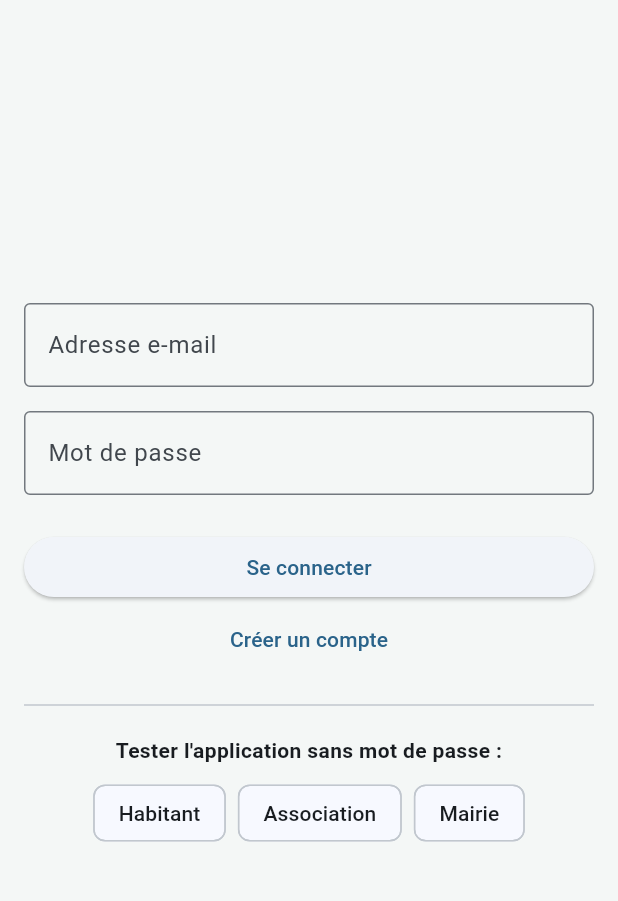
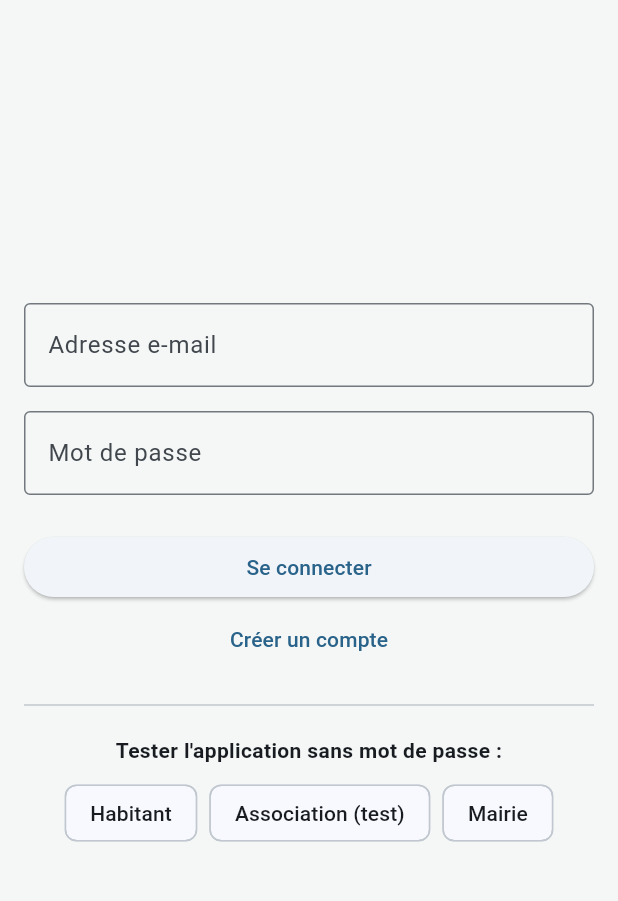
Before and after one commit to Ipios02D/D-veloppement-mobile, a Flutter app: the screen it shows after launch, after a tap on "Se connecter", on a phone screen of 412 x 824 dp, the part 84-985 px from its top. Run offline on Flutter 3.47's test engine with Material 3 defaults, Android fonts, the light colour scheme and no system bars; our stand-ins replace cloud_firestore, firebase_auth, firebase_core, flutter_map, latlong2; accounts and stored records are empty; generated files the repository leaves out were written again; network calls fail.

Commit message:
nouvelle adress mail et probl compte asso regler

```diff
--- a/citymove/lib/main.dart
+++ b/citymove/lib/main.dart
@@ -133,17 +133,17 @@ class _NavBarreState extends State<NavBarre> {
         ],
       ),
 
-      body: <Widget>[
-        LoginPage(onNavigate: changePage), // 0
-        _role == Role.mairie ? HomeMairiePage(onNavigate: changePage) : HomeCitoyenPage(role: _role, onNavigate: changePage), // 1
-        const MapScreen(), // 2
-        LoginPage(onNavigate: changePage), // 3 (Sert pour la déconnexion)
-        NewsPage(role: _role), // 4
-        VotesPage(role: _role), // 5
-        RegisterChoicePage(onNavigate: changePage), // 6
-        RegisterHabitantPage(onNavigate: changePage), // 7
-        RegisterAssoPage(onNavigate: changePage), // 8
-        const AdminConsolePage() // 9
+      body: [
+        LoginPage(onNavigate: changePage),
+        _role == Role.mairie ? HomeMairiePage(onNavigate: changePage) : HomeCitoyenPage(role: _role, onNavigate: changePage),
+        const MapScreen(),
+        LoginPage(onNavigate: changePage),
+        NewsPage(key: ValueKey('news_$_role'), role: _role),   // ← ValueKey force la reconstruction
+        VotesPage(key: ValueKey('votes_$_role'), role: _role), // ← ValueKey force la reconstruction
+        RegisterChoicePage(onNavigate: changePage),
+        RegisterHabitantPage(onNavigate: changePage),
+        RegisterAssoPage(onNavigate: changePage),
+        const AdminConsolePage(),
       ][_currentPageIndex],
     );
   }
--- a/citymove/lib/screens/admin_page.dart
+++ b/citymove/lib/screens/admin_page.dart
@@ -33,6 +33,9 @@ class _AdminConsolePageState extends State<AdminConsolePage>
         title: const Text('Console Administrateur'),
         bottom: TabBar(
           controller: _tabController,
+          labelColor: Colors.white,
+          unselectedLabelColor: Colors.white70,
+          indicatorColor: Colors.white,
           tabs: const [
             Tab(icon: Icon(Icons.bar_chart), text: 'Stats'),
             Tab(icon: Icon(Icons.people), text: 'Utilisateurs'),
@@ -198,7 +201,7 @@ class _UsersTabState extends State<_UsersTab> {
   final List<String> _filters = ['Tous', 'Citoyen', 'Association', 'Mairie'];
 
   Stream<QuerySnapshot> get _stream {
-    Query q = widget.db.collection('utilisateurs').orderBy('date_creation', descending: true);
+    Query q = widget.db.collection('utilisateurs');
     if (_filter != 'Tous') {
       q = q.where('statut', isEqualTo: _filter);
     }
--- a/citymove/lib/screens/auth_pages.dart
+++ b/citymove/lib/screens/auth_pages.dart
@@ -34,11 +34,27 @@ class _LoginPageState extends State<LoginPage> {
 
       if (doc.exists && mounted) {
         String statut = doc['statut'];
+
+        // Bloquer les associations non encore validées par l'admin
+        if (statut == 'Association') {
+          bool validee = doc.data().toString().contains('validee')
+              ? (doc['validee'] ?? false)
+              : false;
+          if (!validee) {
+            await FirebaseAuth.instance.signOut();
+            ScaffoldMessenger.of(context).showSnackBar(const SnackBar(
+              content: Text('Votre compte association est en attente de validation par la mairie.'),
+              duration: Duration(seconds: 4),
+            ));
+            return;
+          }
+        }
+
         if (statut == 'Mairie') {
-          widget.onNavigate(1,Role.mairie);
+          widget.onNavigate(1, Role.mairie);
         } else {
           Role userRole = statut == 'Association' ? Role.association : Role.habitant;
-          widget.onNavigate(1,userRole);
+          widget.onNavigate(1, userRole);
         }
       }
     } on FirebaseAuthException catch (e) {
@@ -79,9 +95,11 @@ class _LoginPageState extends State<LoginPage> {
               alignment: WrapAlignment.center,
               spacing: 8,
               children: [
-                ActionChip(label: const Text('Habitant'), onPressed: () => widget.onNavigate(1,Role.habitant)),
-                ActionChip(label: const Text('Association'), onPressed: () => widget.onNavigate(1,Role.association)),
-                ActionChip(label: const Text('Mairie'), onPressed: () => widget.onNavigate(1,Role.mairie)),
+                ActionChip(label: const Text('Habitant'), onPressed: () => widget.onNavigate(1, Role.habitant)),
+                // Association en test → rôle association mais sans passer par Firebase
+                // NB : ce bouton bypasse la vérification validee, normal en mode test
+                ActionChip(label: const Text('Association (test)'), onPressed: () => widget.onNavigate(1, Role.association)),
+                ActionChip(label: const Text('Mairie'), onPressed: () => widget.onNavigate(1, Role.mairie)),
               ],
             )
           ],
@@ -317,16 +335,19 @@ class _RegisterAssoPageState extends State<RegisterAssoPage> {
         'date_creation': FieldValue.serverTimestamp(),
       });
 
-      // 4. Succès
+      // 4. Déconnexion immédiate : l'asso doit attendre la validation admin
+      await FirebaseAuth.instance.signOut();
+
+      // 5. Succès
       if (mounted) {
         showDialog(
           context: context,
           builder: (context) => AlertDialog(
             title: const Text('Demande envoyée !'),
-            content: Text('L\'association ${nomController.text} a bien été enregistrée. Vous pouvez vous connecter.'),
+            content: Text('L\'association ${nomController.text} a bien été enregistrée. Votre compte sera accessible une fois validé par la mairie.'),
             actions: [
               TextButton(
-                onPressed: () => Navigator.popUntil(context, (route) => route.isFirst),
+                onPressed: () => widget.onNavigate(0, Role.habitant),
                 child: const Text('OK'),
               ),
             ],
--- a/citymove/lib/screens/home_pages.dart
+++ b/citymove/lib/screens/home_pages.dart
@@ -231,11 +231,11 @@ class _HomeCitoyenPageState extends State<HomeCitoyenPage> {
               children: [
                 IconButton(
                   icon: const Icon(Icons.newspaper, color: Colors.blue, size: 40),
-                  onPressed: () => widget.onNavigate(4,Role.habitant),
+                  onPressed: () => widget.onNavigate(4,widget.role),
                 ),
                 IconButton(
                   icon: const Icon(Icons.how_to_vote_outlined, color: Colors.grey, size: 40),
-                  onPressed: () =>  widget.onNavigate(5,Role.habitant)),
+                  onPressed: () =>  widget.onNavigate(5,widget.role)),
               ],
             ),
           ),
```
Also changed, not shown: citymove/lib/screens/votes_pages.dart (+13 -3 lines), citymove/firebase.json, citymove/lib/firebase_options.dart (deleted), 1 other file. Lines whose indentation alone changed are shown as unchanged.
